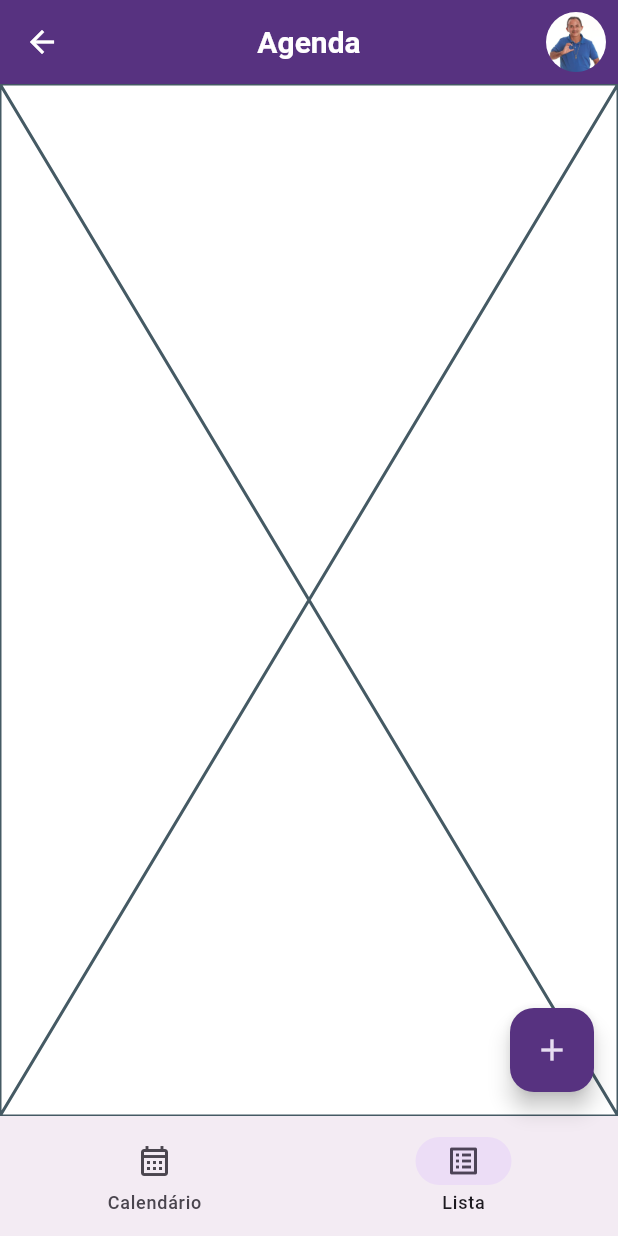
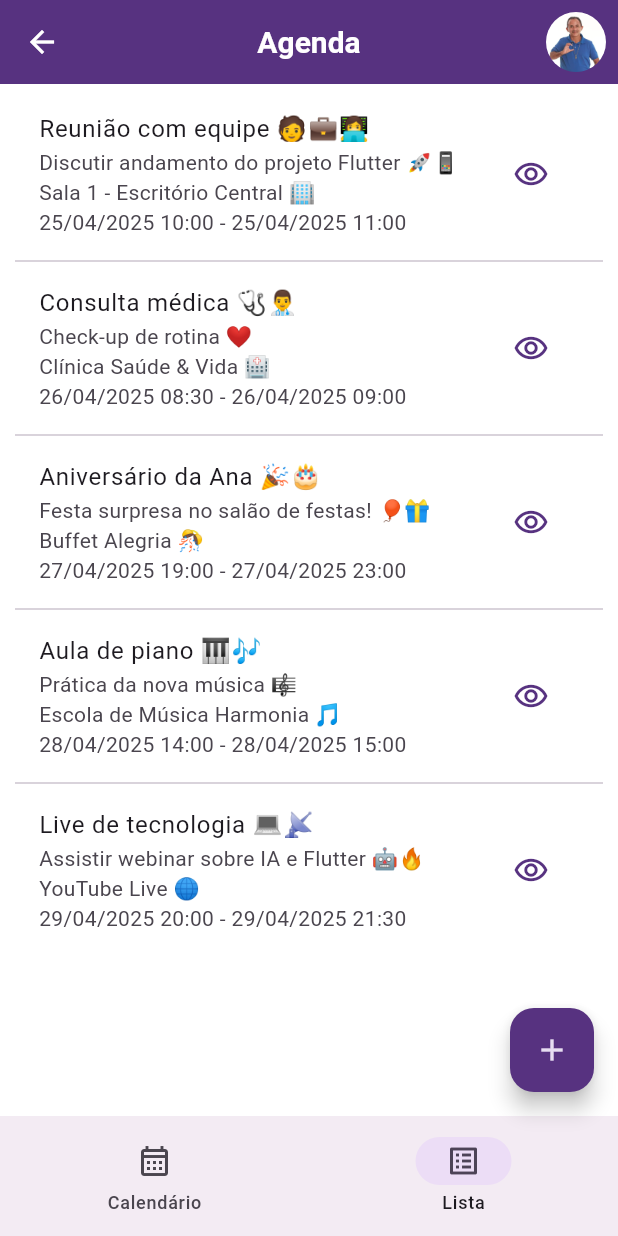
Before and after one commit to pereirathiago/flutter_agenda_app, a Flutter app: the ScheduleView screen opened by its route, swiped to page 2, on a phone screen of 412 x 824 dp. Run offline on Flutter 3.47's test engine with Material 3 defaults, Android fonts, the phone set to English and light mode, and no system bars; our stand-ins replace flutter_svg, syncfusion_flutter_calendar; accounts and stored records are empty.

Commit message:
inicio do desenvolvimento para salvar o compromisso

```diff
--- a/lib/repositories/appointments_repository.dart
+++ b/lib/repositories/appointments_repository.dart
@@ -4,7 +4,7 @@ import 'package:flutter_agenda_app/models/appointment.dart';
 abstract class AppointmentsRepository extends ChangeNotifier {
   List<Appointment> get appointments;
 
-  void addAppointment(String title);
+  void addAppointment(Appointment appointment);
   void removeAppointment(Appointment appointment);
   void updateAppointment(Appointment appointment, String title);
 }
--- a/lib/ui/schedule/list_schedule_view.dart
+++ b/lib/ui/schedule/list_schedule_view.dart
@@ -1,10 +1,77 @@
 import 'package:flutter/material.dart';
+import 'package:flutter_agenda_app/shared/app_colors.dart';
 
 class ListScheduleView extends StatelessWidget {
-  const ListScheduleView({super.key});
+  ListScheduleView({super.key});
+
+  final List<Map<String, String>> compromissosTeste = [
+  {
+    'titulo': 'Reunião com equipe 🧑‍💼👩‍💻',
+    'descricao': 'Discutir andamento do projeto Flutter 🚀📱',
+    'local': 'Sala 1 - Escritório Central 🏢',
+    'inicio': '25/04/2025 10:00',
+    'fim': '25/04/2025 11:00',
+  },
+  {
+    'titulo': 'Consulta médica 🩺👨‍⚕️',
+    'descricao': 'Check-up de rotina ❤️',
+    'local': 'Clínica Saúde & Vida 🏥',
+    'inicio': '26/04/2025 08:30',
+    'fim': '26/04/2025 09:00',
+  },
+  {
+    'titulo': 'Aniversário da Ana 🎉🎂',
+    'descricao': 'Festa surpresa no salão de festas! 🎈🎁',
+    'local': 'Buffet Alegria 🎊',
+    'inicio': '27/04/2025 19:00',
+    'fim': '27/04/2025 23:00',
+  },
+  {
+    'titulo': 'Aula de piano 🎹🎶',
+    'descricao': 'Prática da nova música 🎼',
+    'local': 'Escola de Música Harmonia 🎵',
+    'inicio': '28/04/2025 14:00',
+    'fim': '28/04/2025 15:00',
+  },
+  {
+    'titulo': 'Live de tecnologia 💻📡',
+    'descricao': 'Assistir webinar sobre IA e Flutter 🤖🔥',
+    'local': 'YouTube Live 🌐',
+    'inicio': '29/04/2025 20:00',
+    'fim': '29/04/2025 21:30',
+  },
+];
+
 
   @override
   Widget build(BuildContext context) {
-    return const Placeholder();
+    return Scaffold(
+      body: ListView.separated(
+        itemBuilder: (BuildContext context, int moeda) {
+          return ListTile(
+            title: Text(compromissosTeste[moeda]['titulo']!),
+            subtitle: Column(
+              crossAxisAlignment: CrossAxisAlignment.start,
+              children: [
+                Text(compromissosTeste[moeda]['descricao']!),
+                Text(compromissosTeste[moeda]['local']!),
+                Text(
+                  '${compromissosTeste[moeda]['inicio']} - ${compromissosTeste[moeda]['fim']}',
+                ),
+              ],
+            ),
+            trailing: IconButton(
+              icon: const Icon(Icons.remove_red_eye_outlined, color: AppColors.primary),
+              onPressed: () {
+                // Lógica para excluir o compromisso
+              },
+            ),
+          );
+        },
+        padding: EdgeInsets.all(10),
+        separatorBuilder: (_____, ___) => Divider(),
+        itemCount: compromissosTeste.length,
+      ),
+    );
   }
 }
```
Also changed, not shown: lib/models/appointment.dart (+8 -7 lines), lib/repositories/appointments_repository_memory.dart (+26 -4 lines), lib/ui/appointments/new_appointment.dart (+61 -9 lines).
